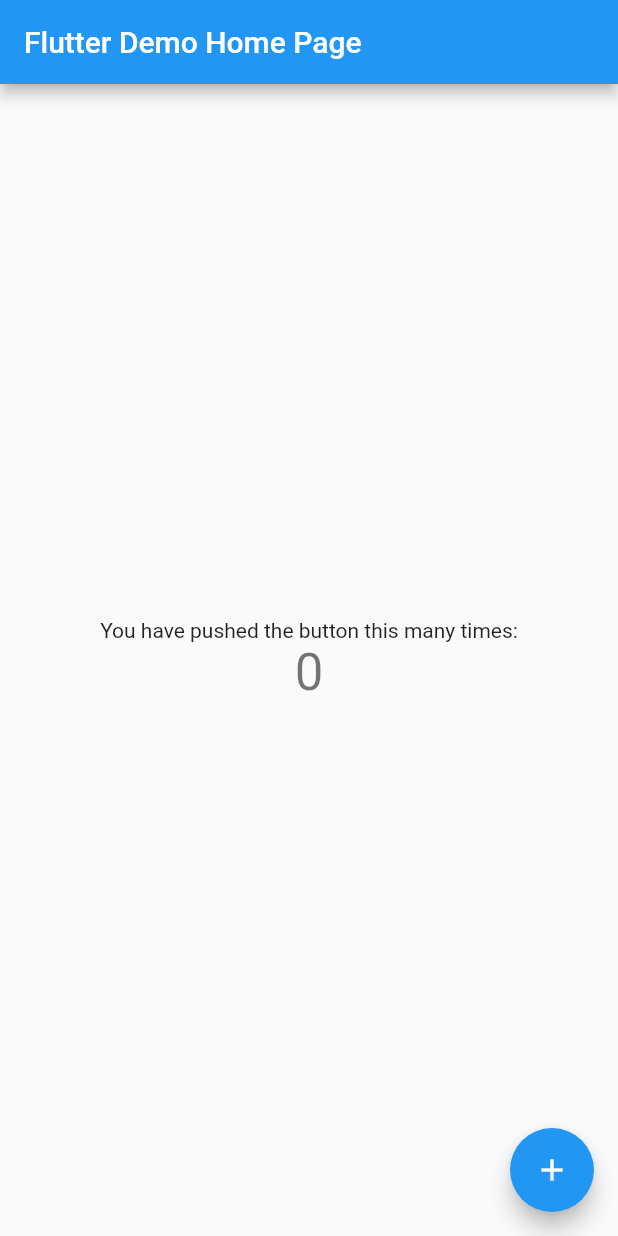
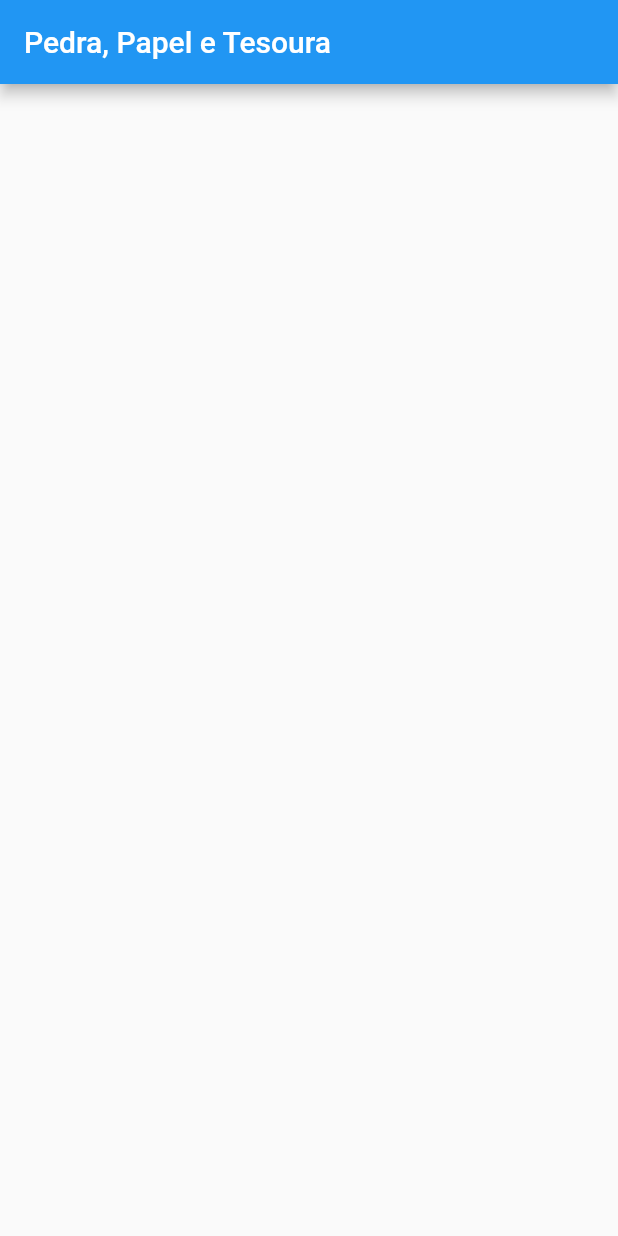
Before and after one commit to danielfmpc/ppt, a Flutter app: the screen it shows after launch, on a phone screen of 412 x 824 dp. Run offline on Flutter 3.47's test engine with Material 2 defaults, Android fonts, the phone set to English and light mode, and no system bars.

Commit message:
Estrutura do app

```diff
--- a/lib/main.dart
+++ b/lib/main.dart
@@ -1,111 +1,27 @@
 import 'package:flutter/material.dart';
 
-void main() => runApp(MyApp());
+void main(){
+	runApp(
+		MaterialApp(
+			home: Home(),
+			debugShowCheckedModeBanner: false,
+		),
+	);
+}
 
-class MyApp extends StatelessWidget {
-  // This widget is the root of your application.
+class Home extends StatefulWidget {
+  @override
+  _HomeState createState() => _HomeState();
+}
+
+class _HomeState extends State<Home> {
   @override
   Widget build(BuildContext context) {
-    return MaterialApp(
-      title: 'Flutter Demo',
-      theme: ThemeData(
-        // This is the theme of your application.
-        //
-        // Try running your application with "flutter run". You'll see the
-        // application has a blue toolbar. Then, without quitting the app, try
-        // changing the primarySwatch below to Colors.green and then invoke
-        // "hot reload" (press "r" in the console where you ran "flutter run",
-        // or simply save your changes to "hot reload" in a Flutter IDE).
-        // Notice that the counter didn't reset back to zero; the application
-        // is not restarted.
-        primarySwatch: Colors.blue,
-      ),
-      home: MyHomePage(title: 'Flutter Demo Home Page'),
-    );
+	return Scaffold(
+		appBar: AppBar(
+			title: Text("Pedra, Papel e Tesoura"),
+			backgroundColor: Colors.blue,
+		),
+	);
   }
 }
-
-class MyHomePage extends StatefulWidget {
-  MyHomePage({Key key, this.title}) : super(key: key);
-
-  // This widget is the home page of your application. It is stateful, meaning
-  // that it has a State object (defined below) that contains fields that affect
-  // how it looks.
-
-  // This class is the configuration for the state. It holds the values (in this
-  // case the title) provided by the parent (in this case the App widget) and
-  // used by the build method of the State. Fields in a Widget subclass are
-  // always marked "final".
-
-  final String title;
-
-  @override
-  _MyHomePageState createState() => _MyHomePageState();
-}
-
-class _MyHomePageState extends State<MyHomePage> {
-  int _counter = 0;
-
-  void _incrementCounter() {
-    setState(() {
-      // This call to setState tells the Flutter framework that something has
-      // changed in this State, which causes it to rerun the build method below
-      // so that the display can reflect the updated values. If we changed
-      // _counter without calling setState(), then the build method would not be
-      // called again, and so nothing would appear to happen.
-      _counter++;
-    });
-  }
-
-  @override
-  Widget build(BuildContext context) {
-    // This method is rerun every time setState is called, for instance as done
-    // by the _incrementCounter method above.
-    //
-    // The Flutter framework has been optimized to make rerunning build methods
-    // fast, so that you can just rebuild anything that needs updating rather
-    // than having to individually change instances of widgets.
-    return Scaffold(
-      appBar: AppBar(
-        // Here we take the value from the MyHomePage object that was created by
-        // the App.build method, and use it to set our appbar title.
-        title: Text(widget.title),
-      ),
-      body: Center(
-        // Center is a layout widget. It takes a single child and positions it
-        // in the middle of the parent.
-        child: Column(
-          // Column is also layout widget. It takes a list of children and
-          // arranges them vertically. By default, it sizes itself to fit its
-          // children horizontally, and tries to be as tall as its parent.
-          //
-          // Invoke "debug painting" (press "p" in the console, choose the
-          // "Toggle Debug Paint" action from the Flutter Inspector in Android
-          // Studio, or the "Toggle Debug Paint" command in Visual Studio Code)
-          // to see the wireframe for each widget.
-          //
-          // Column has various properties to control how it sizes itself and
-          // how it positions its children. Here we use mainAxisAlignment to
-          // center the children vertically; the main axis here is the vertical
-          // axis because Columns are vertical (the cross axis would be
-          // horizontal).
-          mainAxisAlignment: MainAxisAlignment.center,
-          children: <Widget>[
-            Text(
-              'You have pushed the button this many times:',
-            ),
-            Text(
-              '$_counter',
-              style: Theme.of(context).textTheme.display1,
-            ),
-          ],
-        ),
-      ),
-      floatingActionButton: FloatingActionButton(
-        onPressed: _incrementCounter,
-        tooltip: 'Increment',
-        child: Icon(Icons.add),
-      ), // This trailing comma makes auto-formatting nicer for build methods.
-    );
-  }
-}
```
